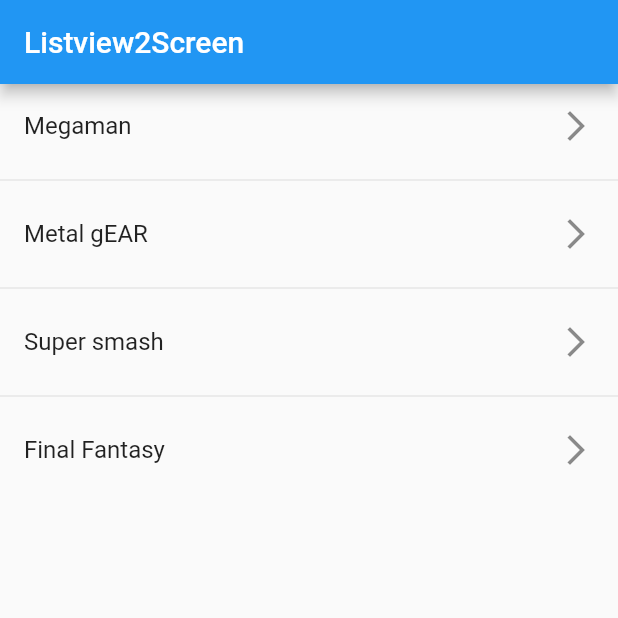
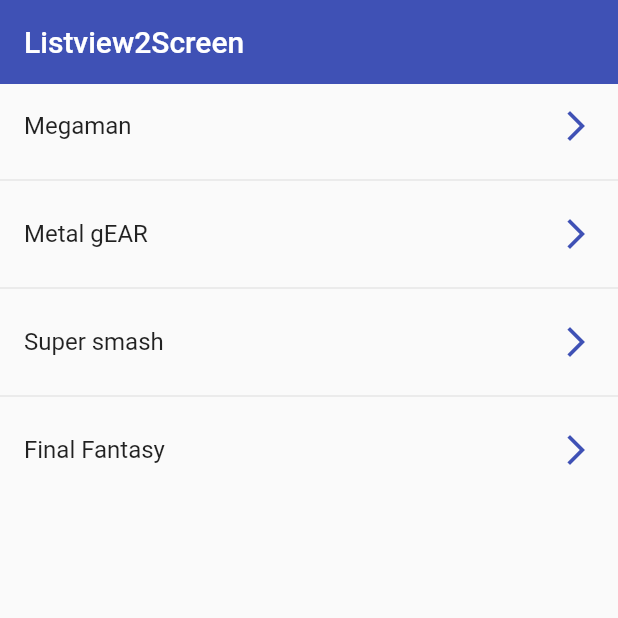
Before and after one commit to bzapata95/fl-widgets, a Flutter app: the screen it shows after launch, on a phone screen of 412 x 824 dp, the top half of it. Run offline on Flutter 3.47's test engine with Material 2 defaults, Android fonts, the phone set to English and light mode, and no system bars.

Commit message:
more list view

```diff
--- a/lib/screens/listview2_screen.dart
+++ b/lib/screens/listview2_screen.dart
@@ -13,11 +13,19 @@ class Listview2Screen extends StatelessWidget {
   @override
   Widget build(BuildContext context) {
     return Scaffold(
-      appBar: AppBar(title: const Text('Listview2Screen')),
+      appBar: AppBar(
+        title: const Text('Listview2Screen'),
+        elevation: 0,
+        backgroundColor: Colors.indigo,
+      ),
       body: ListView.separated(
           itemBuilder: (context, index) => ListTile(
                 title: Text(options[index]),
-                trailing: const Icon(Icons.arrow_forward_ios),
+                trailing: const Icon(
+                  Icons.arrow_forward_ios,
+                  color: Colors.indigo,
+                ),
+                onTap: () {},
               ),
           separatorBuilder: (_, __) => const Divider(),
           itemCount: options.length),
```
